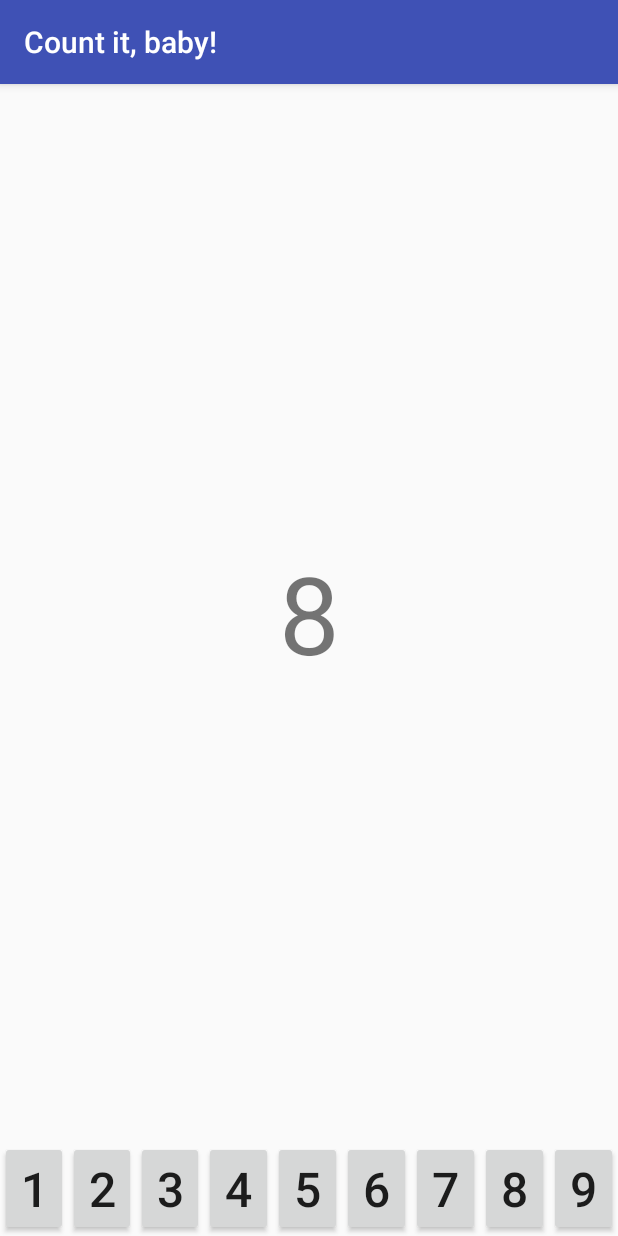
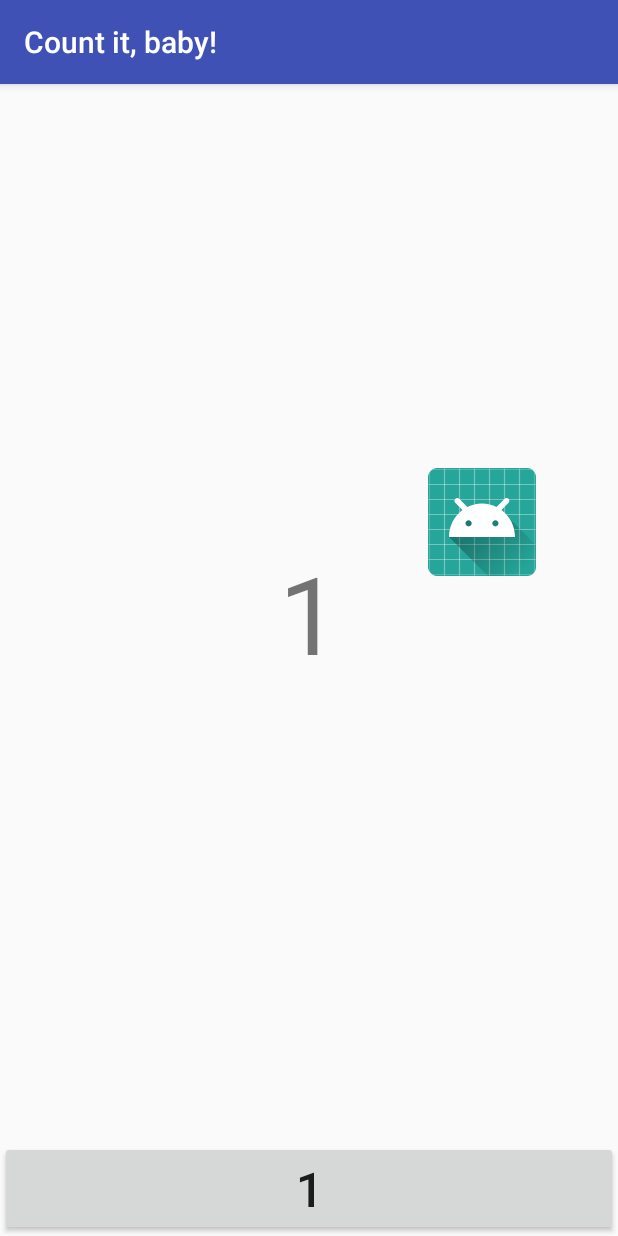
Before and after one commit to arsyee/CountItBaby, an Android app: the screen it shows after launch (MainActivity), on a phone screen of 412 x 824 dp. Run offline under Robolectric (Android 15) with nearby library versions, the phone set to English and light mode, and no system bars.

Commit message:
randomly moving icon when there is a new question

```diff
--- a/app/build.gradle
+++ b/app/build.gradle
@@ -1,11 +1,11 @@
 apply plugin: 'com.android.application'
 
 android {
-    compileSdkVersion 26
+    compileSdkVersion 27
     defaultConfig {
         applicationId "hu.fallen.countitbaby"
-        minSdkVersion 15
-        targetSdkVersion 26
+        minSdkVersion 16
+        targetSdkVersion 27
         versionCode 1
         versionName "1.0"
         testInstrumentationRunner "android.support.test.runner.AndroidJUnitRunner"
@@ -20,7 +20,7 @@ android {
 
 dependencies {
     implementation fileTree(dir: 'libs', include: ['*.jar'])
-    implementation 'com.android.support:appcompat-v7:26.1.0'
+    implementation 'com.android.support:appcompat-v7:27.0.2'
     implementation 'com.android.support.constraint:constraint-layout:1.0.2'
     testImplementation 'junit:junit:4.12'
     androidTestImplementation 'com.android.support.test:runner:1.0.1'
--- a/app/src/main/java/hu/fallen/countitbaby/MainActivity.java
+++ b/app/src/main/java/hu/fallen/countitbaby/MainActivity.java
@@ -1,9 +1,13 @@
 package hu.fallen.countitbaby;
 
+import android.support.constraint.ConstraintLayout;
 import android.support.v7.app.AppCompatActivity;
 import android.os.Bundle;
+import android.util.Log;
 import android.view.View;
+import android.view.ViewTreeObserver;
 import android.widget.Button;
+import android.widget.ImageView;
 import android.widget.LinearLayout;
 import android.widget.TextView;
 import android.widget.Toast;
@@ -24,9 +28,16 @@ public class MainActivity extends AppCompatActivity {
     int mCountSolutions;
     List<Button> mSolutionButtons;
 
+    ConstraintLayout mCanvas;
+    int mCanvasWidth;
+    int mCanvasHeight;
+    ImageView mIcon;
+    int mIconWidth;
+    int mIconHeight;
+
     Toast mSolutionToast = null;
 
-    int numberOfOptions = 9;
+    int numberOfOptions = 1;
 
     private class SolutionOnClickListener implements View.OnClickListener {
         private final int mNumber;
@@ -55,6 +66,14 @@ public class MainActivity extends AppCompatActivity {
     private void newRandomQuestion() {
         int newSolution = mRandom.nextInt(numberOfOptions)+1;
         mQuestion.setText(String.format(Locale.getDefault(),"%d", newSolution));
+
+        int iconCenterX = mRandom.nextInt(mCanvasWidth);
+        int iconCenterY = mRandom.nextInt(mCanvasHeight);
+        Log.d(TAG, "Moving icon to "+iconCenterX+","+iconCenterY);
+        mIcon.setPadding(iconCenterX-mIconWidth/2,
+                         iconCenterY-mIconHeight/2,
+                        mCanvasWidth-(iconCenterX+mIconWidth/2),
+                      mCanvasHeight-(iconCenterY+mIconHeight/2));
     }
 
     @Override
@@ -78,6 +97,21 @@ public class MainActivity extends AppCompatActivity {
             }
         }
 
-        newRandomQuestion();
+        mCanvas = findViewById(R.id.cl_canvas);
+        mIcon = findViewById(R.id.i_icon1);
+
+        mCanvas.getViewTreeObserver().addOnGlobalLayoutListener(new ViewTreeObserver.OnGlobalLayoutListener() {
+            @Override
+            public void onGlobalLayout() {
+                mCanvas.getViewTreeObserver().removeOnGlobalLayoutListener(this);
+                mCanvasWidth = mCanvas.getWidth();
+                mCanvasHeight = mCanvas.getHeight();
+                Log.d(TAG, "Canvas dimensions: " + mCanvasWidth + "x" + mCanvasHeight);
+                mIconWidth = mIcon.getWidth();
+                mIconHeight = mIcon.getHeight();
+                Log.d(TAG, "Icon dimensions: " + mIconWidth + "x" + mIconHeight);
+                newRandomQuestion();
+            }
+        });
     }
 }
--- a/app/src/main/res/layout/activity_main.xml
+++ b/app/src/main/res/layout/activity_main.xml
@@ -9,6 +9,7 @@
     tools:context="hu.fallen.countitbaby.MainActivity">
 
     <android.support.constraint.ConstraintLayout
+        android:id="@+id/cl_canvas"
         android:layout_width="match_parent"
         android:layout_height="0dp"
         android:layout_weight="1">
@@ -21,6 +22,13 @@
             app:layout_constraintLeft_toLeftOf="parent"
             app:layout_constraintRight_toRightOf="parent"
             android:textSize="72sp"/>
+
+        <ImageView
+            android:id="@+id/i_icon1"
+            android:layout_width="wrap_content"
+            android:layout_height="wrap_content"
+            android:src="@mipmap/ic_launcher_round"
+            android:contentDescription="@string/image_to_be_counted"/>
     </android.support.constraint.ConstraintLayout>
 
     <LinearLayout
--- a/app/src/main/res/values/strings.xml
+++ b/app/src/main/res/values/strings.xml
@@ -1,3 +1,4 @@
 <resources>
     <string name="app_name">Count it, baby!</string>
+    <string name="image_to_be_counted">image to be counted</string>
 </resources>
```
